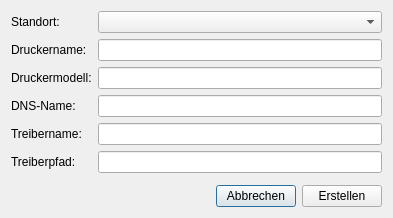
Qt form views/gui/ui/create_printer.ui (youngling-coder/PrinterManagement) before a commit.
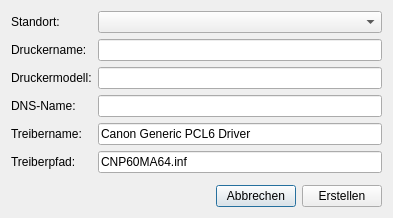
The same form after that commit.

```diff
--- a/views/gui/ui/create_printer.ui
+++ b/views/gui/ui/create_printer.ui
@@ -62,7 +62,11 @@
     </widget>
    </item>
    <item row="4" column="1">
-    <widget class="QLineEdit" name="driverNameEdit"/>
+    <widget class="QLineEdit" name="driverNameEdit">
+     <property name="text">
+      <string>Canon Generic PCL6 Driver</string>
+     </property>
+    </widget>
    </item>
    <item row="5" column="0">
     <widget class="QLabel" name="label_2">
@@ -72,7 +76,11 @@
     </widget>
    </item>
    <item row="5" column="1">
-    <widget class="QLineEdit" name="driverPathEdit"/>
+    <widget class="QLineEdit" name="driverPathEdit">
+     <property name="text">
+      <string>CNP60MA64.inf</string>
+     </property>
+    </widget>
    </item>
    <item row="7" column="1">
     <layout class="QHBoxLayout" name="horizontalLayout">
```
